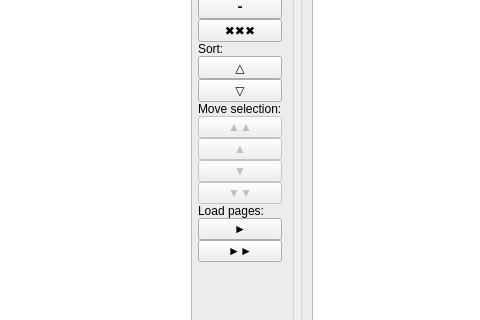
Old version of the form wndmain.ui in the repository ronanpaixao/PyPDFTK; both pictures show x 97 to 577 and y 99 to 419 of the 955 by 631 pixel window.
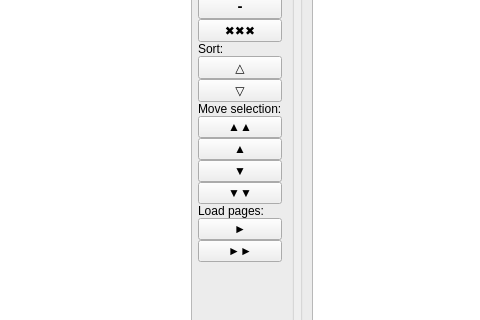
New version of the form. Custom widgets are drawn as their Qt base class.

Commit message: Implement file move buttons (top, up, down, bottom)

```diff
--- a/wndmain.ui
+++ b/wndmain.ui
@@ -150,9 +150,6 @@
          </item>
          <item>
           <widget class="QPushButton" name="btnFileTop">
-           <property name="enabled">
-            <bool>false</bool>
-           </property>
            <property name="text">
             <string>▲▲</string>
            </property>
@@ -160,9 +157,6 @@
          </item>
          <item>
           <widget class="QPushButton" name="btnFileUp">
-           <property name="enabled">
-            <bool>false</bool>
-           </property>
            <property name="text">
             <string>▲</string>
            </property>
@@ -170,9 +164,6 @@
          </item>
          <item>
           <widget class="QPushButton" name="btnFileDown">
-           <property name="enabled">
-            <bool>false</bool>
-           </property>
            <property name="text">
             <string>▼</string>
            </property>
@@ -180,9 +171,6 @@
          </item>
          <item>
           <widget class="QPushButton" name="btnFileBottom">
-           <property name="enabled">
-            <bool>false</bool>
-           </property>
            <property name="text">
             <string>▼▼</string>
            </property>
```
The commit also changes 1 other file.
